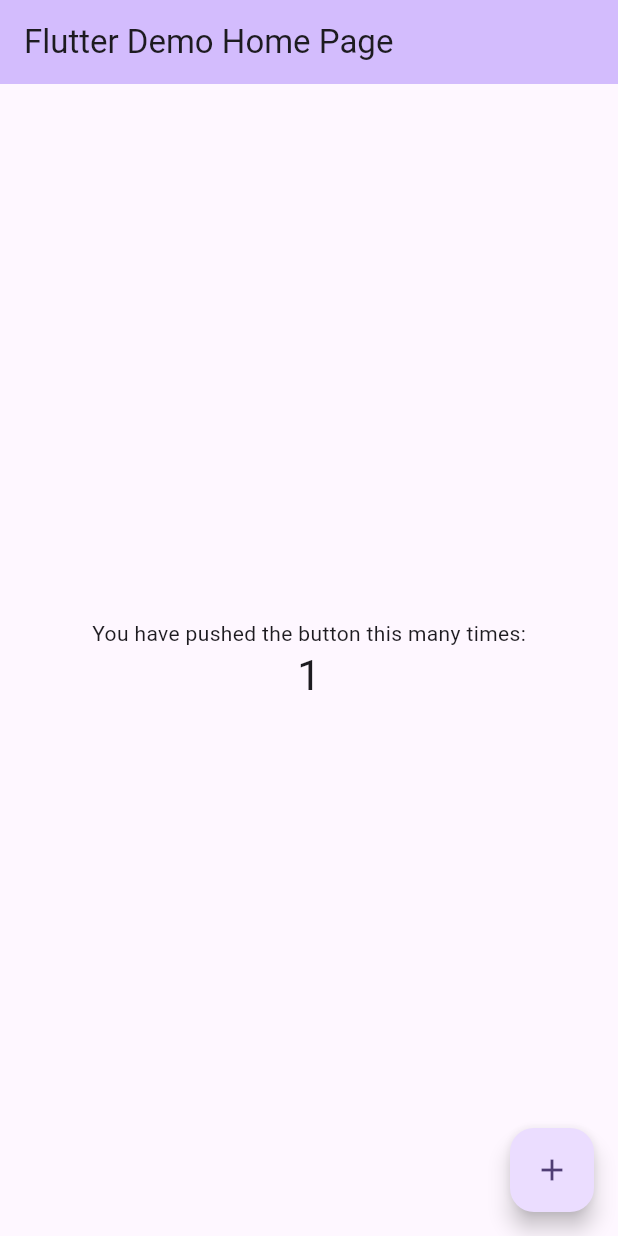
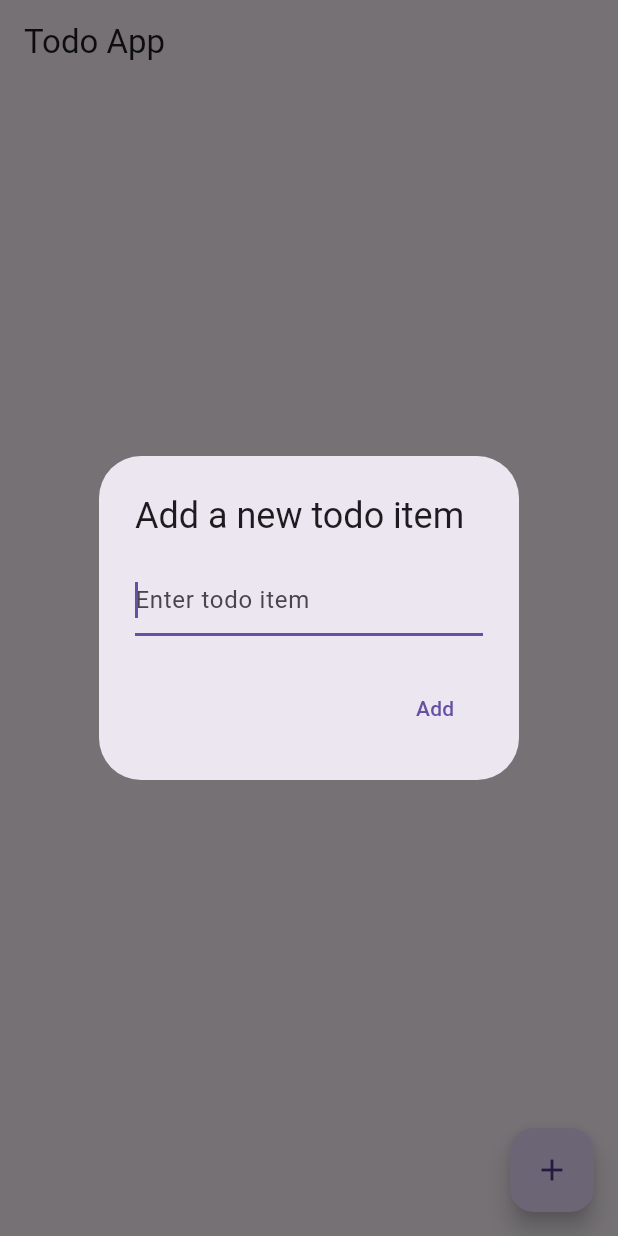
Before and after one commit to ronxldwilson/flutter-tutorial, a Flutter app: the screen it shows after launch, after a tap on the "add" icon, on a phone screen of 412 x 824 dp. Run offline on Flutter 3.47's test engine with Material 3 defaults, Android fonts, the phone set to English and light mode, and no system bars.

Commit message:
to do app, basic add task, delete task, completed task

```diff
--- a/lib/main.dart
+++ b/lib/main.dart
@@ -7,15 +7,14 @@ void main() {
 class MyApp extends StatelessWidget {
   const MyApp({super.key});
 
-  // This widget is the root of your application.
   @override
   Widget build(BuildContext context) {
     return MaterialApp(
-      title: 'Flutter Demo',
+      title: 'Todo App',
       theme: ThemeData(
-        colorScheme: ColorScheme.fromSeed(seedColor: Colors.deepPurple),
+        primarySwatch: Colors.blue,
       ),
-      home: const MyHomePage(title: 'Flutter Demo Home Page'),
+      home: const MyHomePage(title: 'Todo App'),
     );
   }
 }
@@ -30,37 +29,97 @@ class MyHomePage extends StatefulWidget {
 }
 
 class _MyHomePageState extends State<MyHomePage> {
-  int _counter = 0;
+  final List<Todo> _todos = <Todo>[];
+  final TextEditingController _textFieldController = TextEditingController();
 
-  void _incrementCounter() {
+  void _addTodoItem(String title) {
     setState(() {
-      _counter++;
+      _todos.add(Todo(title: title, isDone: false));
     });
+    _textFieldController.clear();
+  }
+
+  void _toggleTodoStatus(int index) {
+    setState(() {
+      _todos[index].isDone = !_todos[index].isDone;
+    });
+  }
+
+  void _deleteTodoItem(int index) {
+    setState(() {
+      _todos.removeAt(index);
+    });
+  }
+
+  Future<void> _displayDialog() async {
+    return showDialog<void>(
+      context: context,
+      builder: (BuildContext context) {
+        return AlertDialog(
+          title: const Text('Add a new todo item'),
+          content: TextField(
+            controller: _textFieldController,
+            decoration: const InputDecoration(hintText: 'Enter todo item'),
+            autofocus: true,
+          ),
+          actions: <Widget>[
+            TextButton(
+              child: const Text('Add'),
+              onPressed: () {
+                Navigator.of(context).pop();
+                _addTodoItem(_textFieldController.text);
+              },
+            ),
+          ],
+        );
+      },
+    );
   }
 
   @override
   Widget build(BuildContext context) {
     return Scaffold(
       appBar: AppBar(
-        backgroundColor: Theme.of(context).colorScheme.inversePrimary,
         title: Text(widget.title),
       ),
-      body: Center(
-        child: Column(
-          mainAxisAlignment: MainAxisAlignment.center,
-          children: <Widget>[
-            const Text('You have pushed the button this many times:'),
-            Text(
-              '$_counter',
-              style: Theme.of(context).textTheme.headlineMedium,
+      body: ListView.builder(
+        itemCount: _todos.length,
+        itemBuilder: (BuildContext context, int index) {
+          return ListTile(
+            title: Text(
+              _todos[index].title,
+              style: TextStyle(
+                decoration: _todos[index].isDone
+                    ? TextDecoration.lineThrough
+                    : TextDecoration.none,
+              ),
             ),
-          ],
-        ),
+            leading: Checkbox(
+              value: _todos[index].isDone,
+              onChanged: (bool? value) {
+                _toggleTodoStatus(index);
+              },
+            ),
+            trailing: IconButton(
+              icon: const Icon(Icons.delete),
+              onPressed: () {
+                _deleteTodoItem(index);
+              },
+            ),
+          );
+        },
       ),
       floatingActionButton: FloatingActionButton(
-        onPressed: _incrementCounter,
-        tooltip: 'Increment',
+        onPressed: () => _displayDialog(),
+        tooltip: 'Add Item',
         child: const Icon(Icons.add),
-      ), );
+      ),
+    );
   }
 }
+
+class Todo {
+  Todo({required this.title, required this.isDone});
+  String title;
+  bool isDone;
+}
```
